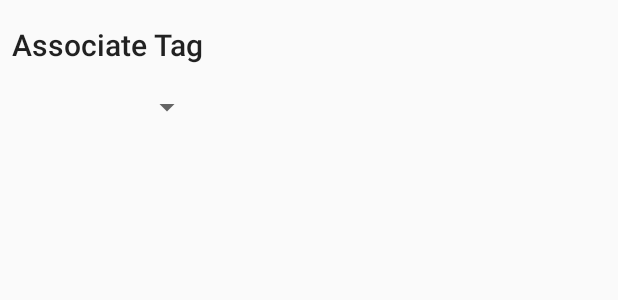
After one commit to tjjh89017/DoorAccess, an Android app: the layout tag_location_relation.xml on its own in the app's theme, with its tools: preview values and no code run, on a phone screen of 412 x 824 dp. The commit adds this screen. Shown: the top 300 px of the screen. Run offline under Robolectric (Android 15) with nearby library versions, the phone set to English and light mode, and no system bars.

Commit message:
update tag and location relationship, and store it in db

```diff
--- a/app/src/main/java/date/kojuro/dooraccess/LocationFragment.java
+++ b/app/src/main/java/date/kojuro/dooraccess/LocationFragment.java
@@ -132,6 +132,9 @@ public class LocationFragment extends Fragment implements View.OnClickListener {
                 break;
             case LOC_CONTEXT_MENU_TAG:
                 Toast.makeText(getContext(), "LOC_CONTEXT_MENU_TAG", Toast.LENGTH_SHORT);
+                AssociateTagFragment associateTagFragment = new AssociateTagFragment(rLocation, menuInfo.position);
+                associateTagFragment.setTargetFragment(this, 0);
+                associateTagFragment.show(mFragmentManager, "AssociateTag");
                 break;
             case LOC_CONTEXT_MENU_DELETE:
                 Toast.makeText(getContext(), "LOC_CONTEXT_MENU_DELETE", Toast.LENGTH_SHORT);
--- a/app/src/main/java/date/kojuro/dooraccess/Tag.java
+++ b/app/src/main/java/date/kojuro/dooraccess/Tag.java
@@ -87,4 +87,8 @@ public class Tag {
         this.mDescription = mDescription;
     }
 
+    @Override
+    public String toString() {
+        return getDescription();
+    }
 }
--- /dev/null
+++ b/app/src/main/res/layout/tag_location_relation.xml
@@ -0,0 +1,22 @@
+<?xml version="1.0" encoding="utf-8"?>
+<LinearLayout xmlns:android="http://schemas.android.com/apk/res/android"
+    android:orientation="vertical" android:layout_width="wrap_content"
+    android:layout_height="wrap_content"
+    android:padding="8dp">
+
+    <TextView
+        android:layout_width="wrap_content"
+        android:layout_height="wrap_content"
+        android:paddingTop="8dp"
+        android:paddingBottom="16dp"
+        android:text="Associate Tag"
+        style="@style/TextAppearance.AppCompat.Title"/>
+
+    <android.support.v7.widget.AppCompatSpinner
+        android:layout_width="match_parent"
+        android:layout_height="match_parent"
+        android:id="@+id/tag_spinner">
+
+    </android.support.v7.widget.AppCompatSpinner>
+
+</LinearLayout>
```
Also changed, not shown: app/src/main/java/date/kojuro/dooraccess/AssociateTagFragment.java (added, +109 -0 lines), app/src/main/res/layout/tag_spinner.xml (added, +8 -0 lines).
